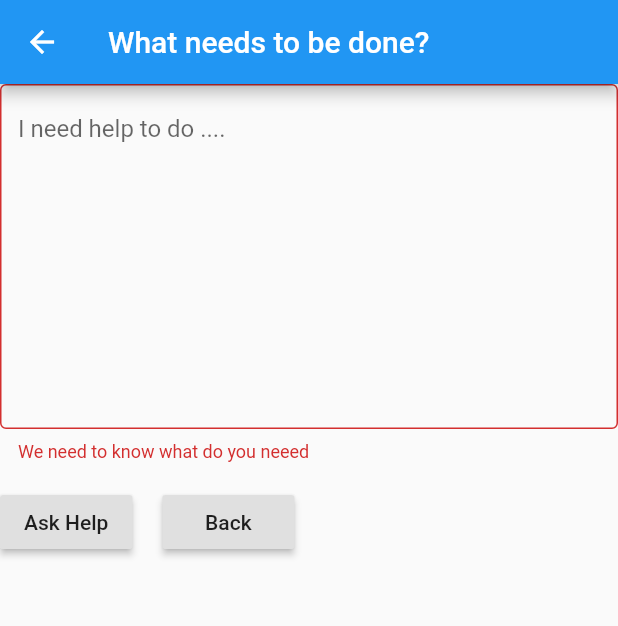
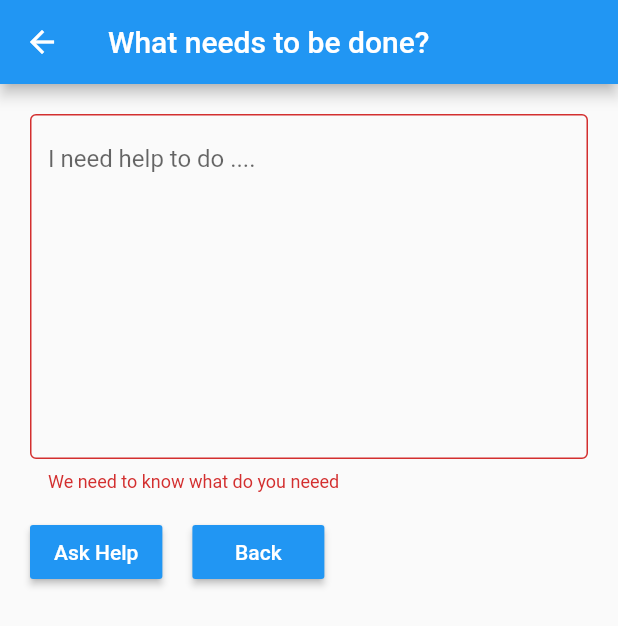
Before and after one commit to lelis718/handy-client, a Flutter app: the NeedHelp screen opened by its route, after a tap on "Ask Help", on a phone screen of 412 x 824 dp. Shown: the top 626 px of the screen. Run offline on Flutter 3.47's test engine with Material 2 defaults, Android fonts, the phone set to English and light mode, and no system bars; our stand-ins replace font_awesome_flutter, shared_preferences; missing offline and left inert: flutter_udid; accounts and stored records are empty.

Commit message:
Styling need help page

```diff
--- a/lib/pages/need_help.dart
+++ b/lib/pages/need_help.dart
@@ -1,3 +1,5 @@
+import 'dart:developer';
+
 import 'package:flutter/material.dart';
 
 class NeedHelp extends StatelessWidget {
@@ -24,7 +26,9 @@ class MyCustomFormState extends State<MyCustomForm> {
 
   @override
   Widget build(BuildContext context) {
-    return Form(
+    return Container(
+      margin: EdgeInsets.all(20),
+      child: Form(
         key: _formKey,
         child: Column(
           crossAxisAlignment: CrossAxisAlignment.start,
@@ -45,6 +49,7 @@ class MyCustomFormState extends State<MyCustomForm> {
                 if (value.isEmpty) {
                   return 'We need to know what do you neeed';
                 }
+                log(value);
                 return null;
               },
             ),
@@ -53,6 +58,7 @@ class MyCustomFormState extends State<MyCustomForm> {
               child: Row(
                 children: <Widget>[
                   RaisedButton(
+                    color: Colors.blue,
                     onPressed: () {
                       if (_formKey.currentState.validate()) {
                         Scaffold.of(context).showSnackBar(
@@ -62,22 +68,34 @@ class MyCustomFormState extends State<MyCustomForm> {
                         );
                       }
                     },
-                  child: Text('Ask Help'),
+                    child: Text(
+                      'Ask Help',
+                      style: TextStyle(
+                        color: Colors.white,
+                      ),
+                    ),
                   ),
                   SizedBox(
                     width: 20,
                   ),
                   RaisedButton(
+                    color: Colors.blue,
                     onPressed: () {
                       Navigator.pop(context);
                     },
-                  child: Text('Back'),
+                    child: Text(
+                      'Back',
+                      style: TextStyle(
+                        color: Colors.white,
+                      ),
+                    ),
                   )
                 ],
               ),
             ),
           ],
         ),
+      ),
     );
   }
 }
```
Lines whose indentation alone changed are shown as unchanged.
